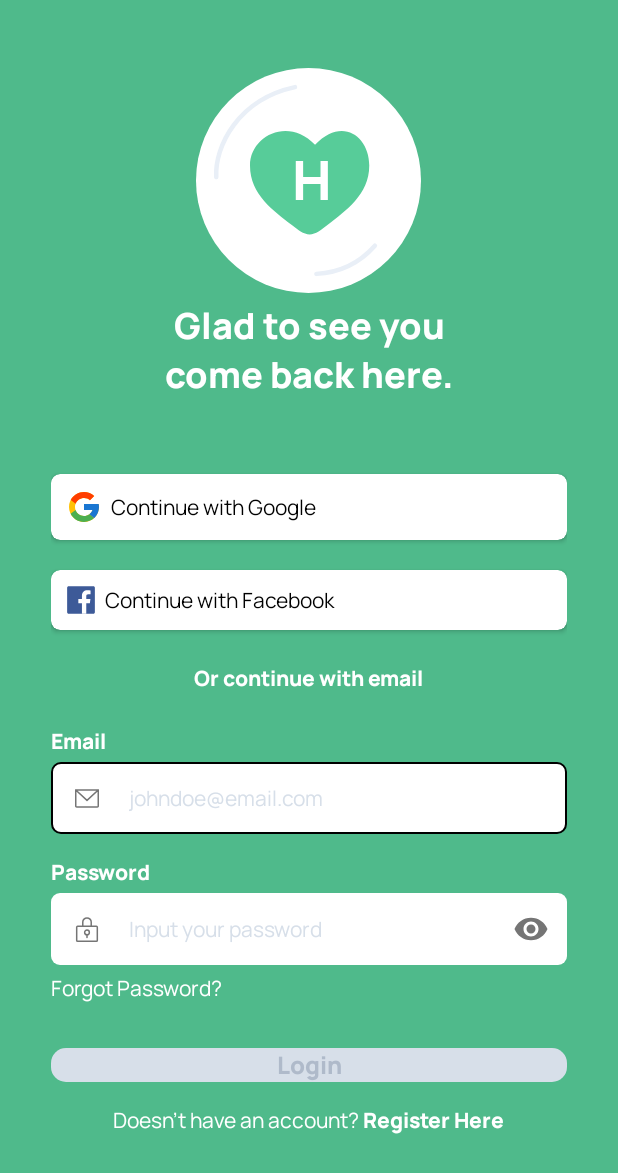
After one commit to dzikryaji/Hearmony, an Android app: the LoginActivity screen opened directly, with no data from a screen before it, on a phone screen of 412 x 824 dp. The commit adds this screen. Shown: the top 1173 px of the screen. Run offline under Robolectric (Android 15) with nearby library versions, the phone set to English and light mode, and no system bars.

Commit message:
Create Login ui

```diff
--- /dev/null
+++ b/app/src/main/java/das/mobile/hearmony/LoginActivity.java
@@ -0,0 +1,74 @@
+package das.mobile.hearmony;
+
+import android.content.Intent;
+import android.graphics.Color;
+import android.os.Build;
+import android.os.Bundle;
+import android.text.Editable;
+import android.text.TextWatcher;
+import android.view.WindowManager;
+import android.widget.EditText;
+
+import androidx.appcompat.app.AppCompatActivity;
+
+import java.util.ArrayList;
+import java.util.List;
+
+import das.mobile.hearmony.databinding.ActivityLoginBinding;
+
+public class LoginActivity extends AppCompatActivity {
+
+    ActivityLoginBinding binding;
+
+    @Override
+    protected void onCreate(Bundle savedInstanceState) {
+        super.onCreate(savedInstanceState);
+        binding = ActivityLoginBinding.inflate(getLayoutInflater());
+        setContentView(binding.getRoot());
+
+        // make status bar transparent
+        if (Build.VERSION.SDK_INT >= Build.VERSION_CODES.KITKAT) {
+            getWindow().setFlags(WindowManager.LayoutParams.FLAG_LAYOUT_NO_LIMITS, WindowManager.LayoutParams.FLAG_LAYOUT_NO_LIMITS);
+        }
+
+
+        //Disable EditText
+        List<EditText> editTexts = new ArrayList<>();
+        editTexts.add(binding.etEmail);
+        editTexts.add(binding.etPassword);
+
+        for (EditText editText: editTexts) {
+            editText.addTextChangedListener(new TextWatcher() {
+                @Override
+                public void beforeTextChanged(CharSequence charSequence, int i, int i1, int i2) {
+                    String email = binding.etEmail.getText().toString().trim();
+                    String password = binding.etPassword.getText().toString().trim();
+
+                    if (!email.isEmpty() && !password.isEmpty()){
+                        binding.btnLogin.setEnabled(true);
+                        binding.btnLogin.setBackgroundResource(R.drawable.bg_auth_button);
+                        binding.btnLogin.setTextColor(Color.parseColor("#FFFFFF"));
+                    } else {
+                        binding.btnLogin.setEnabled(false);
+                        binding.btnLogin.setBackgroundResource(R.drawable.bg_disabled);
+                        binding.btnLogin.setTextColor(Color.parseColor("#AFBACA"));
+                    }
+                }
+
+                @Override
+                public void onTextChanged(CharSequence charSequence, int i, int i1, int i2) {}
+
+                @Override
+                public void afterTextChanged(Editable editable) {}
+            });
+        }
+
+        //Intent to register
+        binding.tvRegister.setOnClickListener(view -> {
+            Intent intent = new Intent(this, RegisterActivity.class);
+            startActivity(intent);
+            finish();
+        });
+
+    }
+}
--- a/app/src/main/java/das/mobile/hearmony/OnBoardingActivity.java
+++ b/app/src/main/java/das/mobile/hearmony/OnBoardingActivity.java
@@ -1,5 +1,6 @@
 package das.mobile.hearmony;
 
+import android.content.Intent;
 import android.os.Build;
 import android.os.Bundle;
 import android.util.Log;
@@ -28,6 +29,18 @@ public class OnBoardingActivity extends AppCompatActivity {
         if (Build.VERSION.SDK_INT >= Build.VERSION_CODES.KITKAT) {
             getWindow().setFlags(WindowManager.LayoutParams.FLAG_LAYOUT_NO_LIMITS, WindowManager.LayoutParams.FLAG_LAYOUT_NO_LIMITS);
         }
+
+        binding.btnLogin.setOnClickListener(view -> {
+            Intent intent = new Intent(this, LoginActivity.class);
+            startActivity(intent);
+            finish();
+        });
+
+        binding.btnRegister.setOnClickListener(view -> {
+            Intent intent = new Intent(this, RegisterActivity.class);
+            startActivity(intent);
+            finish();
+        });
 
         List<Integer> imgList = new ArrayList<>();
         List<String> txtList = new ArrayList<>();
--- /dev/null
+++ b/app/src/main/java/das/mobile/hearmony/RegisterActivity.java
@@ -0,0 +1,21 @@
+package das.mobile.hearmony;
+
+import android.os.Build;
+import android.os.Bundle;
+import android.view.WindowManager;
+
+import androidx.appcompat.app.AppCompatActivity;
+
+public class RegisterActivity extends AppCompatActivity {
+
+    @Override
+    protected void onCreate(Bundle savedInstanceState) {
+        super.onCreate(savedInstanceState);
+        setContentView(R.layout.activity_register);
+
+        // make status bar transparent
+        if (Build.VERSION.SDK_INT >= Build.VERSION_CODES.KITKAT) {
+            getWindow().setFlags(WindowManager.LayoutParams.FLAG_LAYOUT_NO_LIMITS, WindowManager.LayoutParams.FLAG_LAYOUT_NO_LIMITS);
+        }
+    }
+}
--- /dev/null
+++ b/app/src/main/res/drawable/bg_auth_button.xml
@@ -0,0 +1,5 @@
+<?xml version="1.0" encoding="utf-8"?>
+<shape xmlns:android="http://schemas.android.com/apk/res/android" android:shape="rectangle">
+    <solid android:color="#79D6AD"/>
+    <corners android:radius="10dp"/>
+</shape>
--- /dev/null
+++ b/app/src/main/res/drawable/bg_auth_edittext.xml
@@ -0,0 +1,16 @@
+<?xml version="1.0" encoding="utf-8"?>
+<selector xmlns:android="http://schemas.android.com/apk/res/android">
+    <item android:state_focused="true">
+        <shape android:shape="rectangle">
+            <corners android:radius="6dp" />
+            <solid android:color="@color/white" />
+            <stroke android:width="1dp" android:color="@color/black" />
+        </shape>
+    </item>
+    <item>
+        <shape android:shape="rectangle">
+            <corners android:radius="6dp" />
+            <solid android:color="@color/white" />
+        </shape>
+    </item>
+</selector>
--- /dev/null
+++ b/app/src/main/res/drawable/bg_disabled.xml
@@ -0,0 +1,5 @@
+<?xml version="1.0" encoding="utf-8"?>
+<shape xmlns:android="http://schemas.android.com/apk/res/android" android:shape="rectangle">
+    <solid android:color="#D7DFE9"/>
+    <corners android:radius="10dp"/>
+</shape>
--- /dev/null
+++ b/app/src/main/res/drawable/ic_email.xml
@@ -0,0 +1,13 @@
+<vector xmlns:android="http://schemas.android.com/apk/res/android"
+    android:width="16dp"
+    android:height="14dp"
+    android:viewportWidth="16"
+    android:viewportHeight="14">
+  <path
+      android:strokeWidth="1"
+      android:pathData="M0.5,1.375H15.5M0.5,1.375V12C0.5,12.166 0.566,12.325 0.683,12.442C0.8,12.559 0.959,12.625 1.125,12.625H14.875C15.041,12.625 15.2,12.559 15.317,12.442C15.434,12.325 15.5,12.166 15.5,12V1.375M0.5,1.375L8,8.25L15.5,1.375"
+      android:strokeLineJoin="round"
+      android:fillColor="#00000000"
+      android:strokeColor="#5E718D"
+      android:strokeLineCap="round"/>
+</vector>
--- /dev/null
+++ b/app/src/main/res/drawable/ic_facebook.xml
@@ -0,0 +1,16 @@
+<vector xmlns:android="http://schemas.android.com/apk/res/android"
+    android:width="20dp"
+    android:height="20dp"
+    android:viewportWidth="20"
+    android:viewportHeight="20">
+  <group>
+    <clip-path
+        android:pathData="M0,0h20v20h-20z"/>
+    <path
+        android:pathData="M18.226,0.755H1.775C1.211,0.755 0.755,1.211 0.755,1.775V18.227C0.755,18.79 1.211,19.247 1.775,19.247H18.226C18.79,19.247 19.247,18.79 19.247,18.227V1.775C19.247,1.211 18.79,0.755 18.226,0.755Z"
+        android:fillColor="#3D5A98"/>
+    <path
+        android:pathData="M13.512,19.245V12.084H15.916L16.275,9.294H13.512V7.512C13.512,6.705 13.738,6.153 14.895,6.153H16.374V3.653C15.658,3.579 14.938,3.543 14.219,3.547C12.091,3.547 10.625,4.844 10.625,7.236V9.294H8.222V12.084H10.625V19.245H13.512Z"
+        android:fillColor="#ffffff"/>
+  </group>
+</vector>
--- /dev/null
+++ b/app/src/main/res/drawable/ic_google.xml
@@ -0,0 +1,18 @@
+<vector xmlns:android="http://schemas.android.com/apk/res/android"
+    android:width="24dp"
+    android:height="24dp"
+    android:viewportWidth="24"
+    android:viewportHeight="24">
+  <path
+      android:pathData="M21.806,10.042H21V10H12V14H17.652C16.827,16.329 14.611,18 12,18C8.686,18 6,15.314 6,12C6,8.686 8.686,6 12,6C13.53,6 14.921,6.577 15.981,7.519L18.809,4.691C17.023,3.026 14.634,2 12,2C6.477,2 2,6.477 2,12C2,17.522 6.477,22 12,22C17.522,22 22,17.522 22,12C22,11.33 21.931,10.675 21.806,10.042Z"
+      android:fillColor="#FFC107"/>
+  <path
+      android:pathData="M3.153,7.345L6.438,9.755C7.327,7.554 9.48,6 12,6C13.53,6 14.921,6.577 15.981,7.519L18.809,4.691C17.023,3.026 14.634,2 12,2C8.159,2 4.828,4.168 3.153,7.345Z"
+      android:fillColor="#FF3D00"/>
+  <path
+      android:pathData="M12,22C14.583,22 16.93,21.011 18.705,19.404L15.609,16.785C14.572,17.574 13.304,18.001 12,18C9.399,18 7.191,16.341 6.359,14.027L3.098,16.539C4.753,19.778 8.114,22 12,22Z"
+      android:fillColor="#4CAF50"/>
+  <path
+      android:pathData="M21.806,10.042H21V10H12V14H17.652C17.257,15.108 16.547,16.077 15.608,16.785L15.609,16.785L18.705,19.403C18.486,19.603 22,17 22,12C22,11.33 21.931,10.675 21.806,10.042Z"
+      android:fillColor="#1976D2"/>
+</vector>
--- /dev/null
+++ b/app/src/main/res/drawable/ic_password.xml
@@ -0,0 +1,13 @@
+<vector xmlns:android="http://schemas.android.com/apk/res/android"
+    android:width="16dp"
+    android:height="18dp"
+    android:viewportWidth="16"
+    android:viewportHeight="18">
+  <path
+      android:strokeWidth="1"
+      android:pathData="M8,12.5V14.375M8,12.5C8.862,12.5 9.562,11.8 9.562,10.938C9.562,10.075 8.862,9.375 8,9.375C7.137,9.375 6.437,10.075 6.437,10.938C6.437,11.8 7.137,12.5 8,12.5ZM5.187,6.875V4.063C5.187,3.317 5.483,2.601 6.011,2.074C6.538,1.546 7.254,1.25 8,1.25C8.745,1.25 9.461,1.546 9.988,2.074C10.516,2.601 10.812,3.317 10.812,4.063V6.875M1.75,6.875H14.25C14.595,6.875 14.875,7.155 14.875,7.5V16.25C14.875,16.595 14.595,16.875 14.25,16.875H1.75C1.404,16.875 1.125,16.595 1.125,16.25V7.5C1.125,7.155 1.404,6.875 1.75,6.875Z"
+      android:strokeLineJoin="round"
+      android:fillColor="#00000000"
+      android:strokeColor="#5E718D"
+      android:strokeLineCap="round"/>
+</vector>
--- /dev/null
+++ b/app/src/main/res/layout/activity_login.xml
@@ -0,0 +1,210 @@
+<?xml version="1.0" encoding="utf-8"?>
+<ScrollView xmlns:android="http://schemas.android.com/apk/res/android"
+    xmlns:app="http://schemas.android.com/apk/res-auto"
+    xmlns:tools="http://schemas.android.com/tools"
+    android:layout_width="match_parent"
+    android:layout_height="match_parent"
+    android:background="@color/dark_green"
+    android:fillViewport="true"
+    tools:context=".LoginActivity">
+
+    <LinearLayout
+        android:layout_width="match_parent"
+        android:layout_height="match_parent"
+        android:layout_marginHorizontal="34dp"
+        android:paddingBottom="30dp"
+        android:orientation="vertical">
+
+        <ImageView
+            android:id="@+id/iv_logo"
+            android:layout_width="wrap_content"
+            android:layout_height="wrap_content"
+            android:layout_gravity="center"
+            android:layout_marginTop="45dp"
+            android:src="@drawable/ic_logo" />
+
+        <TextView
+            android:id="@+id/tv_main"
+            android:layout_width="193dp"
+            android:layout_height="wrap_content"
+            android:layout_gravity="center"
+            android:layout_marginTop="5dp"
+            android:fontFamily="@font/manrope_extrabold"
+            android:gravity="center"
+            android:text="Glad to see you come back here."
+            android:textColor="@color/white"
+            android:textSize="24sp" />
+
+        <androidx.cardview.widget.CardView
+            android:id="@+id/cv_google"
+            android:layout_width="match_parent"
+            android:layout_height="wrap_content"
+            android:layout_marginTop="50dp"
+            app:cardCornerRadius="6dp">
+
+            <LinearLayout
+                android:layout_width="match_parent"
+                android:layout_height="match_parent"
+                android:layout_marginHorizontal="10dp"
+                android:layout_marginVertical="10dp"
+                android:gravity="center_vertical">
+
+                <ImageView
+                    android:layout_width="wrap_content"
+                    android:layout_height="wrap_content"
+                    android:src="@drawable/ic_google" />
+
+                <TextView
+                    android:layout_width="wrap_content"
+                    android:layout_height="wrap_content"
+                    android:layout_marginStart="6dp"
+                    android:fontFamily="@font/manrope"
+                    android:text="Continue with Google"
+                    android:textColor="@color/black" />
+            </LinearLayout>
+
+        </androidx.cardview.widget.CardView>
+
+        <androidx.cardview.widget.CardView
+            android:id="@+id/cv_facebook"
+            android:layout_width="match_parent"
+            android:layout_height="wrap_content"
+            android:layout_marginTop="20dp"
+            app:cardCornerRadius="6dp">
+
+            <LinearLayout
+                android:layout_width="match_parent"
+                android:layout_height="match_parent"
+                android:layout_marginHorizontal="10dp"
+                android:layout_marginVertical="10dp"
+                android:gravity="center_vertical">
+
+                <ImageView
+                    android:layout_width="wrap_content"
+                    android:layout_height="wrap_content"
+                    android:src="@drawable/ic_facebook" />
+
+                <TextView
+                    android:layout_width="wrap_content"
+                    android:layout_height="wrap_content"
+                    android:layout_marginStart="6dp"
+                    android:fontFamily="@font/manrope"
+                    android:text="Continue with Facebook"
+                    android:textColor="@color/black" />
+            </LinearLayout>
+
+        </androidx.cardview.widget.CardView>
+
+        <TextView
+            android:layout_width="wrap_content"
+            android:layout_height="wrap_content"
+            android:layout_gravity="center"
+            android:layout_marginVertical="22dp"
+            android:fontFamily="@font/manrope_extrabold"
+            android:text="Or continue with email"
+            android:textColor="@color/white" />
+
+        <TextView
+            android:layout_width="wrap_content"
+            android:layout_height="wrap_content"
+            android:fontFamily="@font/manrope_extrabold"
+            android:text="Email"
+            android:textColor="@color/white"
+            app:layout_constraintStart_toStartOf="parent" />
+
+        <com.google.android.material.textfield.TextInputLayout
+            android:layout_width="match_parent"
+            android:layout_height="wrap_content"
+            android:layout_marginTop="4dp"
+            app:hintEnabled="false"
+            app:startIconDrawable="@drawable/ic_email">
+
+            <com.google.android.material.textfield.TextInputEditText
+                android:id="@+id/et_email"
+                android:layout_width="match_parent"
+                android:layout_height="match_parent"
+                android:background="@drawable/bg_auth_edittext"
+                android:fontFamily="@font/manrope"
+                android:hint="johndoe@email.com"
+                android:paddingStart="45dp"
+                android:textColorHint="@color/gray"
+                android:textSize="14sp" />
+
+        </com.google.android.material.textfield.TextInputLayout>
+
+        <TextView
+            android:layout_width="wrap_content"
+            android:layout_height="wrap_content"
+            android:layout_marginTop="15dp"
+            android:fontFamily="@font/manrope_extrabold"
+            android:text="Password"
+            android:textColor="@color/white"
+            app:layout_constraintStart_toStartOf="parent" />
+
+        <com.google.android.material.textfield.TextInputLayout
+            android:layout_width="match_parent"
+            android:layout_height="wrap_content"
+            android:layout_marginTop="4dp"
+            app:hintEnabled="false"
+            app:passwordToggleEnabled="true"
+            app:startIconDrawable="@drawable/ic_password">
+
+            <com.google.android.material.textfield.TextInputEditText
+                android:id="@+id/et_password"
+                android:layout_width="match_parent"
+                android:layout_height="match_parent"
+                android:background="@drawable/bg_auth_edittext"
+                android:fontFamily="@font/manrope"
+                android:hint="Input your password"
+                android:inputType="textPassword"
+                android:paddingStart="45dp"
+                android:textColorHint="@color/gray"
+                android:textSize="14sp" />
+
+        </com.google.android.material.textfield.TextInputLayout>
+
+        <TextView
+            android:layout_width="wrap_content"
+            android:layout_height="wrap_content"
+            android:layout_marginTop="5dp"
+            android:fontFamily="@font/manrope"
+            android:text="Forgot Password?"
+            android:textColor="@color/white" />
+
+        <Button
+            android:id="@+id/btn_login"
+            style="@style/Widget.Disabled.Button"
+            android:layout_width="match_parent"
+            android:layout_height="wrap_content"
+            android:layout_marginTop="30dp"
+            android:enabled="false"
+            android:text="Login" />
+
+        <LinearLayout
+            android:layout_width="wrap_content"
+            android:layout_height="wrap_content"
+            android:layout_gravity="center"
+            android:layout_marginTop="15dp"
+            android:gravity="center"
+            android:orientation="horizontal">
+
+            <TextView
+                android:layout_width="wrap_content"
+                android:layout_height="wrap_content"
+                android:fontFamily="@font/manrope"
+                android:text="Doesn't have an account? "
+                android:textColor="@color/white" />
+
+            <TextView
+                android:id="@+id/tv_register"
+                android:layout_width="wrap_content"
+                android:layout_height="wrap_content"
+                android:fontFamily="@font/manrope_extrabold"
+                android:text="Register Here"
+                android:textColor="@color/white" />
+
+        </LinearLayout>
+    </LinearLayout>
+
+
+</ScrollView>
--- a/app/src/main/res/layout/activity_on_boarding.xml
+++ b/app/src/main/res/layout/activity_on_boarding.xml
@@ -24,12 +24,14 @@
         app:layout_constraintBottom_toBottomOf="parent">
 
         <Button
+            android:id="@+id/btn_login"
             android:layout_width="match_parent"
             android:layout_height="wrap_content"
             android:layout_marginTop="42dp"
             android:text="Login" />
 
         <Button
+            android:id="@+id/btn_register"
             style="@style/Widget.Outline.Button"
             android:layout_width="match_parent"
             android:layout_height="wrap_content"
--- /dev/null
+++ b/app/src/main/res/layout/activity_register.xml
@@ -0,0 +1,9 @@
+<?xml version="1.0" encoding="utf-8"?>
+<androidx.constraintlayout.widget.ConstraintLayout xmlns:android="http://schemas.android.com/apk/res/android"
+    xmlns:app="http://schemas.android.com/apk/res-auto"
+    xmlns:tools="http://schemas.android.com/tools"
+    android:layout_width="match_parent"
+    android:layout_height="match_parent"
+    tools:context=".RegisterActivity">
+
+</androidx.constraintlayout.widget.ConstraintLayout>
--- a/app/src/main/res/values/themes.xml
+++ b/app/src/main/res/values/themes.xml
@@ -31,4 +31,13 @@
         <item name="android:textColor">@color/primary_green</item>
     </style>
 
+    <style name="Widget.Auth.Button" parent="Widget.Base.Button">
+        <item name="android:background">@drawable/bg_auth_button</item>
+    </style>
+
+    <style name="Widget.Disabled.Button" parent="Widget.Base.Button">
+        <item name="android:background">@drawable/bg_disabled</item>
+        <item name="android:textColor">#AFBACA</item>
+    </style>
+
 </resources>
```
Also changed, not shown: app/src/main/AndroidManifest.xml (+9 -2 lines).
